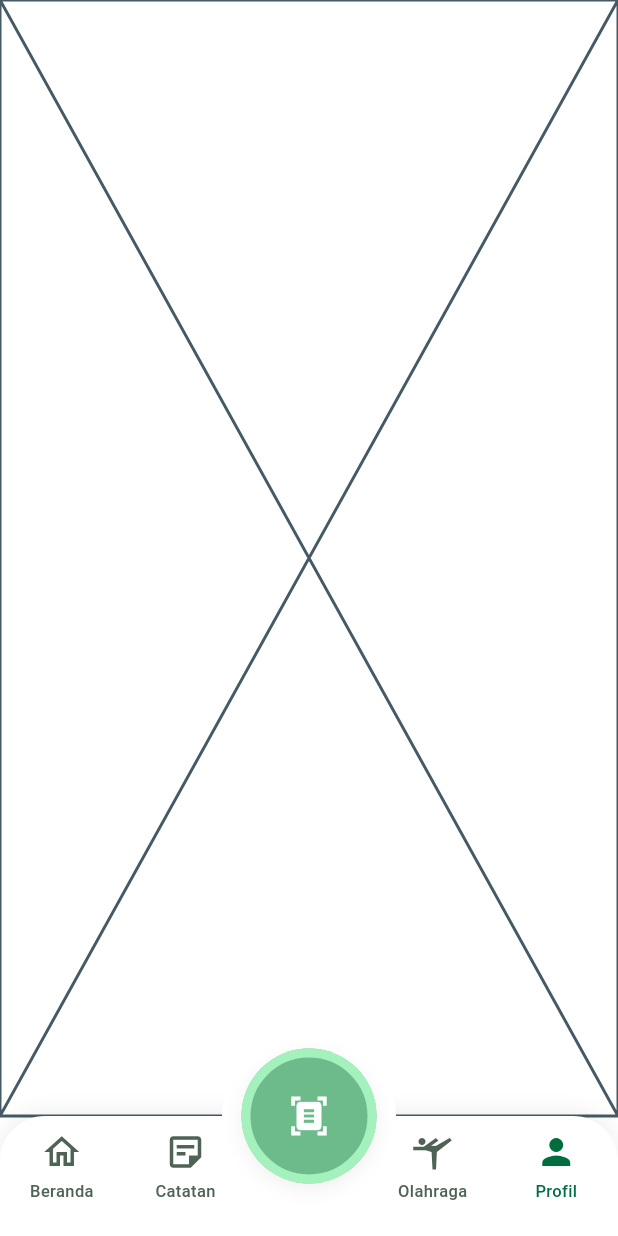
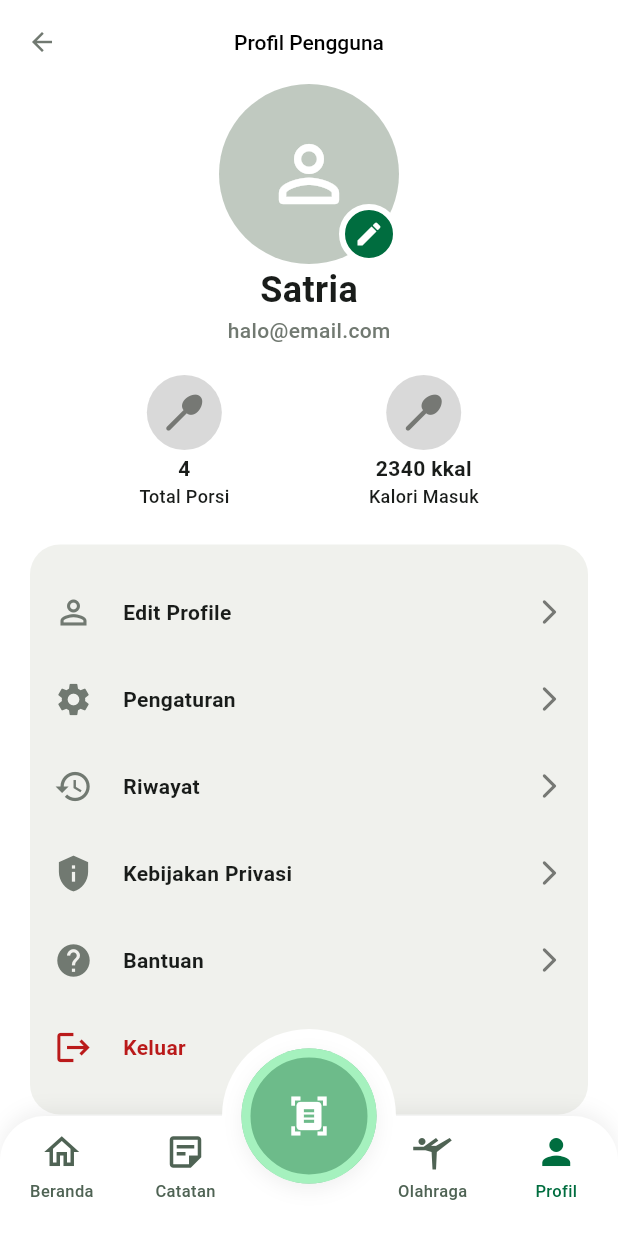
Before and after one commit to notsatria/kaloree, a Flutter app: the MainView screen opened by its route, item 4 of the bottom bar chosen, on a phone screen of 412 x 824 dp. Run offline on Flutter 3.47's test engine with Material 3 defaults, Android fonts, the phone set to English and light mode, and no system bars; drawn by our look-alikes of dynamic_color; our stand-ins replace connectivity_plus, equatable, flutter_bloc, font_awesome_flutter, gap, smooth_page_indicator and 1 more; Roboto replaces fonts that are missing (Poppins).

Commit message:
feat: profle view

```diff
--- /dev/null
+++ b/lib/core/theme/app_theme.dart
@@ -0,0 +1,43 @@
+import 'package:flutter/material.dart';
+import 'package:kaloree/core/theme/color_schemes.g.dart';
+import 'package:kaloree/core/theme/custom_color.g.dart';
+import 'package:kaloree/core/theme/fonts.dart';
+
+class AppTheme {
+  static lightTheme(ColorScheme colorScheme) => ThemeData(
+        useMaterial3: true,
+        scaffoldBackgroundColor: Colors.white,
+        fontFamily: 'Inter',
+        colorScheme: colorScheme,
+        extensions: [lightCustomColors],
+        progressIndicatorTheme: ProgressIndicatorThemeData(
+          color: lightColorScheme.primary,
+        ),
+        appBarTheme: AppBarTheme(
+          backgroundColor: const Color(0xffEAEAEA),
+          elevation: 0,
+          iconTheme: IconThemeData(color: lightColorScheme.outline, size: 20),
+          centerTitle: true,
+          titleTextStyle:
+              interMedium.copyWith(fontSize: 14, color: Colors.black),
+        ),
+      );
+
+  static darkTheme(ColorScheme colorScheme) => ThemeData(
+        useMaterial3: true,
+        fontFamily: 'Inter',
+        colorScheme: colorScheme,
+        extensions: [darkCustomColors],
+        progressIndicatorTheme: ProgressIndicatorThemeData(
+          color: darkColorScheme.primary,
+        ),
+        appBarTheme: AppBarTheme(
+          backgroundColor: const Color(0xffEAEAEA),
+          elevation: 0,
+          iconTheme: IconThemeData(color: darkColorScheme.outline, size: 20),
+          centerTitle: true,
+          titleTextStyle: interMedium.copyWith(
+              fontSize: 14, color: darkColorScheme.onPrimary),
+        ),
+      );
+}
--- a/lib/features/main_menu/presentation/cubit/bottom_navigation_cubit.dart
+++ b/lib/features/main_menu/presentation/cubit/bottom_navigation_cubit.dart
@@ -1,7 +1,8 @@
-import 'package:bloc/bloc.dart';
 import 'package:equatable/equatable.dart';
 import 'package:flutter/widgets.dart';
+import 'package:flutter_bloc/flutter_bloc.dart';
 import 'package:kaloree/features/home/presentation/views/home_view.dart';
+import 'package:kaloree/features/profile/presentation/views/profile_view.dart';
 
 part 'bottom_navigation_state.dart';
 
@@ -19,7 +20,7 @@ class BottomNavigationCubit extends Cubit<BottomNavigationState> {
     const HomeView(),
     const Placeholder(),
     const Placeholder(),
-    const Placeholder()
+    const ProfileView()
   ];
 
   Widget get currentPage => pageList[selectedIndex];
--- a/lib/features/main_menu/presentation/views/main_view.dart
+++ b/lib/features/main_menu/presentation/views/main_view.dart
@@ -14,7 +14,6 @@ class MainView extends StatelessWidget {
           floatingActionButton: const CustomScanNavigationItem(),
           floatingActionButtonLocation:
               FloatingActionButtonLocation.centerDocked,
-
           body: context.read<BottomNavigationCubit>().currentPage,
           bottomNavigationBar: Container(
             width: double.infinity,
--- /dev/null
+++ b/lib/features/profile/presentation/views/profile_view.dart
@@ -0,0 +1,110 @@
+import 'package:flutter/material.dart';
+import 'package:gap/gap.dart';
+import 'package:kaloree/core/theme/color_schemes.g.dart';
+import 'package:kaloree/core/theme/fonts.dart';
+import 'package:kaloree/core/theme/sizes.dart';
+import 'package:kaloree/features/profile/presentation/widgets/circle_text_icon.dart';
+import 'package:kaloree/features/profile/presentation/widgets/profile_list_tile.dart';
+
+class ProfileView extends StatelessWidget {
+  const ProfileView({super.key});
+
+  @override
+  Widget build(BuildContext context) {
+    return Scaffold(
+      appBar: AppBar(
+        title: const Text('Profil Pengguna'),
+        backgroundColor: Colors.white,
+      ),
+      body: Column(
+        children: [
+          Stack(
+            children: [
+              CircleAvatar(
+                backgroundColor: lightColorScheme.outlineVariant,
+                radius: 60,
+                child: const Icon(
+                  Icons.person_outline_rounded,
+                  size: 60,
+                  color: Colors.white,
+                ),
+              ),
+              Positioned(
+                bottom: 0,
+                right: 0,
+                child: Container(
+                  width: 40,
+                  height: 40,
+                  decoration: BoxDecoration(
+                    color: lightColorScheme.primary,
+                    border: Border.all(width: 4, color: Colors.white),
+                    shape: BoxShape.circle,
+                  ),
+                  child: const Icon(
+                    Icons.edit,
+                    size: 20,
+                    color: Colors.white,
+                  ),
+                ),
+              ),
+            ],
+          ),
+          Text(
+            'Satria',
+            style: interBold.copyWith(fontSize: 24),
+          ),
+          Text(
+            'halo@email.com',
+            style: interMedium.copyWith(color: lightColorScheme.outline),
+          ),
+          const Gap(20),
+          const Row(
+            mainAxisAlignment: MainAxisAlignment.spaceEvenly,
+            children: [
+              CircleTextIcon(title: '4', description: 'Total Porsi'),
+              CircleTextIcon(title: '2340 kkal', description: 'Kalori Masuk'),
+            ],
+          ),
+          const Gap(24),
+          Container(
+            padding: const EdgeInsets.all(margin_16),
+            margin: const EdgeInsets.symmetric(horizontal: margin_20),
+            decoration: BoxDecoration(
+              color: const Color(0xffF0F1ED),
+              borderRadius: BorderRadius.circular(20),
+            ),
+            child: const Column(
+              children: [
+                ProfileListTile(
+                  icon: Icons.person_outline,
+                  text: 'Edit Profile',
+                ),
+                ProfileListTile(
+                  icon: Icons.settings,
+                  text: 'Pengaturan',
+                ),
+                ProfileListTile(
+                  icon: Icons.history,
+                  text: 'Riwayat',
+                ),
+                ProfileListTile(
+                  icon: Icons.privacy_tip,
+                  text: 'Kebijakan Privasi',
+                ),
+                ProfileListTile(
+                  icon: Icons.help,
+                  text: 'Bantuan',
+                ),
+                ProfileListTile(
+                  icon: Icons.logout,
+                  text: 'Keluar',
+                  type: Type.logout,
+                )
+              ],
+            ),
+          )
+        ],
+      ),
+    );
+  }
+}
--- /dev/null
+++ b/lib/features/profile/presentation/widgets/circle_text_icon.dart
@@ -0,0 +1,41 @@
+// ignore_for_file: public_member_api_docs, sort_constructors_first
+import 'package:flutter/material.dart';
+import 'package:font_awesome_flutter/font_awesome_flutter.dart';
+import 'package:gap/gap.dart';
+
+import 'package:kaloree/core/theme/fonts.dart';
+
+class CircleTextIcon extends StatelessWidget {
+  final String title;
+  final String description;
+  const CircleTextIcon({
+    Key? key,
+    required this.title,
+    required this.description,
+  }) : super(key: key);
+
+  @override
+  Widget build(BuildContext context) {
+    return Column(
+      children: [
+        const CircleAvatar(
+          backgroundColor: Color(0xffd9d9d9),
+          radius: 25,
+          child: FaIcon(
+            FontAwesomeIcons.spoon,
+            color: Color(0xff767874),
+          ),
+        ),
+        const Gap(2),
+        Text(
+          title,
+          style: interBold,
+        ),
+        Text(
+description,
+          style: interMedium.copyWith(fontSize: 12),
+        )
+      ],
+    );
+  }
+}
--- /dev/null
+++ b/lib/features/profile/presentation/widgets/profile_list_tile.dart
@@ -0,0 +1,74 @@
+// ignore_for_file: public_member_api_docs, sort_constructors_first
+import 'package:flutter/material.dart';
+import 'package:gap/gap.dart';
+import 'package:kaloree/core/theme/color_schemes.g.dart';
+import 'package:kaloree/core/theme/fonts.dart';
+
+class ProfileListTile extends StatelessWidget {
+  final IconData icon;
+  final String text;
+  final Type type;
+  const ProfileListTile({
+    Key? key,
+    required this.icon,
+    required this.text,
+    this.type = Type.regular,
+  }) : super(key: key);
+
+  @override
+  Widget build(BuildContext context) {
+    switch (type) {
+      case Type.regular:
+        return _buildRegularTile();
+      case Type.logout:
+        return _buildLogoutTile();
+    }
+  }
+
+  Widget _buildRegularTile() => Container(
+        margin: const EdgeInsets.symmetric(vertical: 16),
+        child: Row(
+          children: [
+            Icon(
+              icon,
+              size: 26,
+              color: lightColorScheme.outline,
+            ),
+            const Gap(20),
+            Text(
+              text,
+              style: interSemiBold,
+            ),
+            const Spacer(),
+            const Icon(
+              Icons.arrow_forward_ios_rounded,
+              size: 20,
+              color: Color(0xff767874),
+            ),
+          ],
+        ),
+      );
+
+  Widget _buildLogoutTile() => Container(
+        margin: const EdgeInsets.symmetric(vertical: 16),
+        child: Row(
+          children: [
+            Icon(
+              icon,
+              size: 26,
+              color: lightColorScheme.error,
+            ),
+            const Gap(20),
+            Text(
+              text,
+              style: interSemiBold.copyWith(color: lightColorScheme.error),
+            ),
+          ],
+        ),
+      );
+}
+
+enum Type {
+  regular,
+  logout,
+}
--- a/lib/main.dart
+++ b/lib/main.dart
@@ -1,13 +1,13 @@
 import 'package:dynamic_color/dynamic_color.dart';
 import 'package:flutter/material.dart';
 import 'package:flutter_bloc/flutter_bloc.dart';
+import 'package:kaloree/core/theme/app_theme.dart';
+import 'package:kaloree/core/theme/color_schemes.g.dart';
+import 'package:kaloree/core/theme/custom_color.g.dart';
+import 'package:kaloree/core/utils/platform/app_route.dart';
 import 'package:kaloree/features/main_menu/presentation/cubit/bottom_navigation_cubit.dart';
 import 'package:kaloree/features/onboarding/presentation/cubit/onboarding_cubit.dart';
 import 'package:kaloree/features/onboarding/presentation/views/onboarding_view.dart';
-import 'package:kaloree/core/theme/color_schemes.g.dart';
-import 'package:kaloree/core/theme/custom_color.g.dart';
-import 'package:kaloree/core/theme/fonts.dart';
-import 'package:kaloree/core/utils/platform/app_route.dart';
 
 void main() {
   WidgetsFlutterBinding.ensureInitialized();
@@ -43,43 +43,8 @@ class MainApp extends StatelessWidget {
           BlocProvider(create: (context) => BottomNavigationCubit()),
         ],
         child: MaterialApp(
-          theme: ThemeData(
-            useMaterial3: true,
-            scaffoldBackgroundColor: Colors.white,
-            fontFamily: 'Inter',
-            colorScheme: lightScheme,
-            extensions: [lightCustomColors],
-            progressIndicatorTheme: ProgressIndicatorThemeData(
-              color: lightColorScheme.primary,
-            ),
-            appBarTheme: AppBarTheme(
-              backgroundColor: const Color(0xffEAEAEA),
-              elevation: 0,
-              iconTheme:
-                  IconThemeData(color: lightColorScheme.outline, size: 20),
-              centerTitle: true,
-              titleTextStyle:
-                  interMedium.copyWith(fontSize: 14, color: Colors.black),
-            ),
-          ),
-          darkTheme: ThemeData(
-            useMaterial3: true,
-            fontFamily: 'Inter',
-            colorScheme: darkScheme,
-            extensions: [darkCustomColors],
-            progressIndicatorTheme: ProgressIndicatorThemeData(
-              color: darkColorScheme.primary,
-            ),
-            appBarTheme: AppBarTheme(
-              backgroundColor: const Color(0xffEAEAEA),
-              elevation: 0,
-              iconTheme:
-                  IconThemeData(color: darkColorScheme.outline, size: 20),
-              centerTitle: true,
-              titleTextStyle: interMedium.copyWith(
-                  fontSize: 14, color: darkColorScheme.onPrimary),
-            ),
-          ),
+          theme: AppTheme.lightTheme(lightScheme),
+          darkTheme: AppTheme.darkTheme(darkScheme),
           home: const OnBoardingView(),
           initialRoute: AppRoute.onboarding,
           onGenerateRoute: AppRoute.onGenerateRoute,
```
